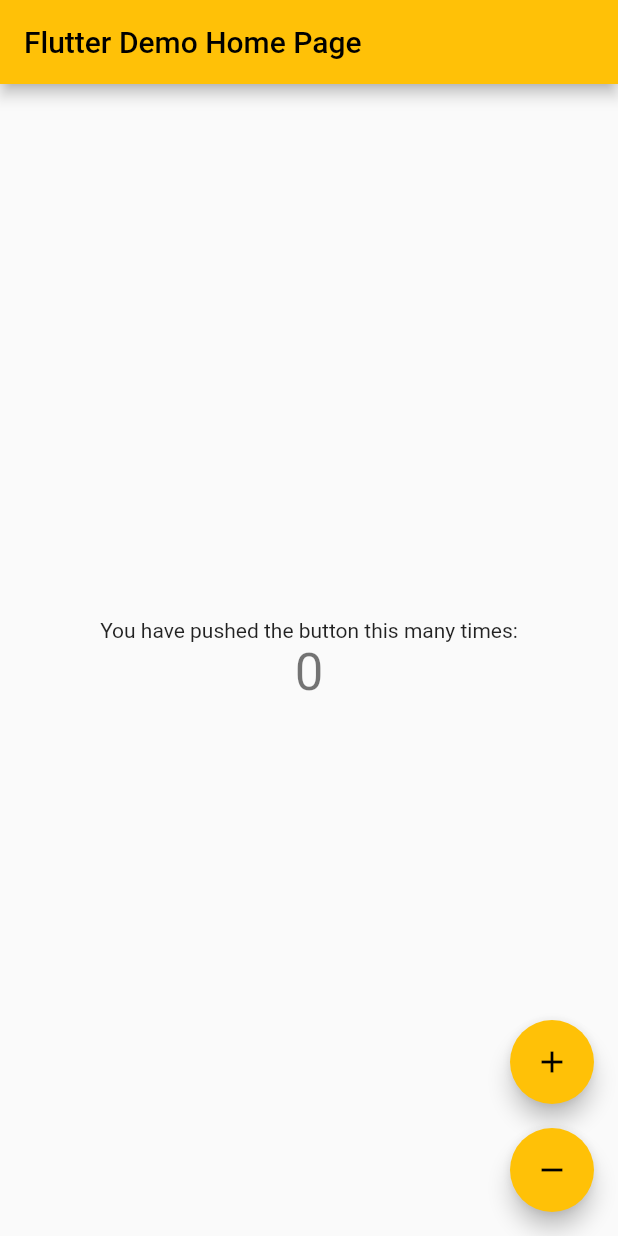
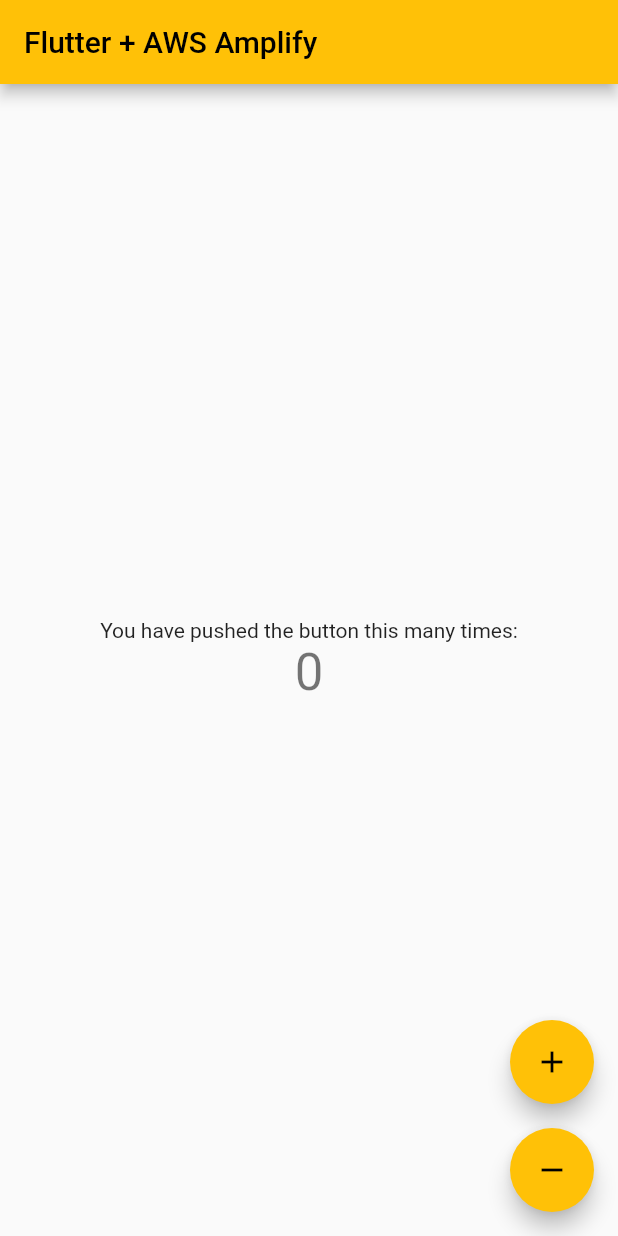
Before and after one commit to ruicorte/amplify_test, a Flutter app: the screen it shows after launch, on a phone screen of 412 x 824 dp. Run offline on Flutter 3.47's test engine with Material 2 defaults, Android fonts, the phone set to English and light mode, and no system bars.

Commit message:
code cleaned up

```diff
--- a/lib/main.dart
+++ b/lib/main.dart
@@ -7,7 +7,6 @@ void main() {
 class MyApp extends StatelessWidget {
   const MyApp({Key? key}) : super(key: key);
 
-  // This widget is the root of your application.
   @override
   Widget build(BuildContext context) {
     return MaterialApp(
@@ -15,22 +14,13 @@ class MyApp extends StatelessWidget {
       theme: ThemeData(
         primarySwatch: Colors.amber,
       ),
-      home: const MyHomePage(title: 'Flutter Demo Home Page'),
+      home: const MyHomePage(title: 'Flutter + AWS Amplify'),
     );
   }
 }
 
 class MyHomePage extends StatefulWidget {
   const MyHomePage({Key? key, required this.title}) : super(key: key);
-
-  // This widget is the home page of your application. It is stateful, meaning
-  // that it has a State object (defined below) that contains fields that affect
-  // how it looks.
-
-  // This class is the configuration for the state. It holds the values (in this
-  // case the title) provided by the parent (in this case the App widget) and
-  // used by the build method of the State. Fields in a Widget subclass are
-  // always marked "final".
 
   final String title;
 
@@ -43,58 +33,24 @@ class _MyHomePageState extends State<MyHomePage> {
 
   void _incrementCounter() {
     setState(() {
-      // This call to setState tells the Flutter framework that something has
-      // changed in this State, which causes it to rerun the build method below
-      // so that the display can reflect the updated values. If we changed
-      // _counter without calling setState(), then the build method would not be
-      // called again, and so nothing would appear to happen.
       _counter++;
     });
   }
 
   void _decrementCounter() {
     setState(() {
-      // This call to setState tells the Flutter framework that something has
-      // changed in this State, which causes it to rerun the build method below
-      // so that the display can reflect the updated values. If we changed
-      // _counter without calling setState(), then the build method would not be
-      // called again, and so nothing would appear to happen.
       _counter--;
     });
   }
 
   @override
   Widget build(BuildContext context) {
-    // This method is rerun every time setState is called, for instance as done
-    // by the _incrementCounter method above.
-    //
-    // The Flutter framework has been optimized to make rerunning build methods
-    // fast, so that you can just rebuild anything that needs updating rather
-    // than having to individually change instances of widgets.
     return Scaffold(
       appBar: AppBar(
-        // Here we take the value from the MyHomePage object that was created by
-        // the App.build method, and use it to set our appbar title.
         title: Text(widget.title),
       ),
       body: Center(
-        // Center is a layout widget. It takes a single child and positions it
-        // in the middle of the parent.
         child: Column(
-          // Column is also a layout widget. It takes a list of children and
-          // arranges them vertically. By default, it sizes itself to fit its
-          // children horizontally, and tries to be as tall as its parent.
-          //
-          // Invoke "debug painting" (press "p" in the console, choose the
-          // "Toggle Debug Paint" action from the Flutter Inspector in Android
-          // Studio, or the "Toggle Debug Paint" command in Visual Studio Code)
-          // to see the wireframe for each widget.
-          //
-          // Column has various properties to control how it sizes itself and
-          // how it positions its children. Here we use mainAxisAlignment to
-          // center the children vertically; the main axis here is the vertical
-          // axis because Columns are vertical (the cross axis would be
-          // horizontal).
           mainAxisAlignment: MainAxisAlignment.center,
           children: <Widget>[
             const Text(
@@ -122,7 +78,7 @@ class _MyHomePageState extends State<MyHomePage> {
             child: const Icon(Icons.remove),
           ),
         ],
-      ), // This trailing comma makes auto-formatting nicer for build methods.
+      ),
     );
   }
 }
```
